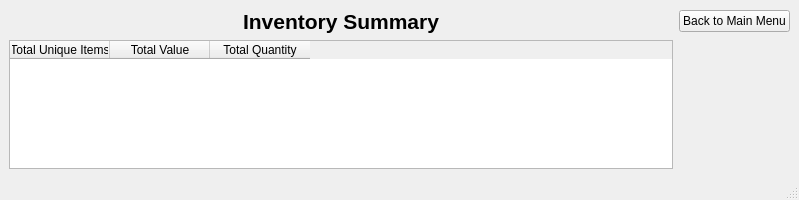
Before: the Qt Designer form GenerateInventorySummaryWindow.ui in himanshu53929/cppCodes, drawn with Qt 5.
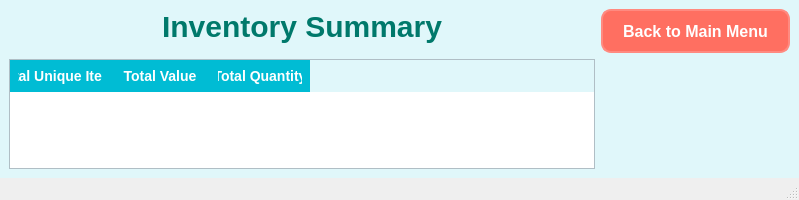
After: the same form once the commit is applied.

Patch:
```diff
--- a/GenerateInventorySummaryWindow.ui
+++ b/GenerateInventorySummaryWindow.ui
@@ -14,6 +14,143 @@
    <string>MainWindow</string>
   </property>
   <widget class="QWidget" name="centralwidget">
+   <property name="styleSheet">
+    <string notr="true">/* ---------- Main Window ---------- */
+QWidget {
+    background-color: #E0F7FA;  /* Soft mint teal */
+}
+
+/* ---------- Title Label ---------- */
+QLabel#label {
+    color: #00796B;                     /* Deep teal */
+    font-family: &quot;Segoe UI&quot;, sans-serif;
+    font-size: 30px;
+    font-weight: bold;
+    qproperty-alignment: AlignHCenter;
+}
+
+/* ---------- Field Labels ---------- */
+QLabel#label_2,
+QLabel#label_3,
+QLabel#label_4 {
+    color: #455A64;                     /* Slate gray */
+    font-family: &quot;Segoe UI&quot;, sans-serif;
+    font-size: 16px;
+    font-weight: 500;
+}
+
+/* ---------- QLineEdit Fields ---------- */
+QLineEdit {
+    background-color: #FFFFFF;
+    border: 2px solid #0288D1;          /* Cool blue border */
+    border-radius: 8px;
+    padding: 6px 10px;
+    font-size: 15px;
+    color: #333333;
+}
+QLineEdit:focus {
+    border: 2px solid #00BCD4;          /* Cyan highlight */
+    background-color: #F1F8E9;          /* Gentle focus tint */
+}
+QLineEdit:disabled {
+    background-color: #ECEFF1;
+    color: #90A4AE;
+}
+
+/* ---------- Back Button ---------- */
+QPushButton#back_button {
+    background-color: #FF6F61;          /* Coral pink */
+    color: #FFFFFF;
+    border: 2px solid #FF8A80;
+    border-radius: 10px;
+    padding: 10px 20px;
+    font-size: 16px;
+    font-weight: bold;
+    font-family: &quot;Segoe UI&quot;, sans-serif;
+    min-height: 20px;
+    min-width: 80px;
+}
+QPushButton#back_button:hover {
+    background-color: #E65C50;
+    border-color: #FFAB91;
+}
+QPushButton#back_button:pressed {
+    background-color: #CC4A3F;
+    padding-top: 3px;
+    padding-bottom: 3px;
+}
+
+/* ---------- Table Widget ---------- */
+QTableWidget {
+    background-color: #FFFFFF;
+    border: 1px solid #B0BEC5;
+    gridline-color: #CFD8DC;
+    color: #37474F;
+    font-family: &quot;Segoe UI&quot;, sans-serif;
+    font-size: 14px;
+    alternate-background-color: #F5F5F5;
+    selection-background-color: #B2EBF2;
+    selection-color: #000000;
+}
+QTableWidget::item {
+    padding: 6px;
+}
+QTableWidget::item:selected {
+    background-color: #B2EBF2;
+    color: #000000;
+}
+
+/* ---------- Table Headers ---------- */
+QHeaderView::section {
+    background-color: #00BCD4;  /* Cyan header */
+    color: #FFFFFF;
+    padding: 6px 8px;
+    border: none;
+    font-size: 14px;
+    font-weight: bold;
+    font-family: &quot;Segoe UI&quot;, sans-serif;
+}
+QHeaderView::section:hover {
+    background-color: #00ACC1;
+}
+QTableCornerButton::section {
+    background-color: #00BCD4;
+    border: none;
+}
+
+/* ---------- Scrollbars ---------- */
+QScrollBar:vertical {
+    background: transparent;
+    width: 10px;
+    margin: 2px;
+}
+QScrollBar::handle:vertical {
+    background: #B0BEC5;
+    min-height: 24px;
+    border-radius: 5px;
+}
+QScrollBar::handle:vertical:hover {
+    background: #90A4AE;
+}
+QScrollBar:horizontal {
+    background: transparent;
+    height: 10px;
+    margin: 2px;
+}
+QScrollBar::handle:horizontal {
+    background: #B0BEC5;
+    min-width: 24px;
+    border-radius: 5px;
+}
+QScrollBar::handle:horizontal:hover {
+    background: #90A4AE;
+}
+
+/* ---------- Label Shadow (only for generic labels) ---------- */
+QLabel:not(#label):not(#label_2):not(#label_3):not(#label_4) {
+    text-shadow: 1px 1px 2px #000000;
+}</string>
+   </property>
    <layout class="QGridLayout" name="gridLayout">
     <item row="1" column="0">
      <widget class="QTableWidget" name="table">
@@ -45,7 +182,8 @@
      <widget class="QLabel" name="label">
       <property name="font">
        <font>
-        <pointsize>16</pointsize>
+        <family>Segoe UI</family>
+        <pointsize>-1</pointsize>
         <bold>true</bold>
        </font>
       </property>
@@ -53,7 +191,7 @@
        <string>Inventory Summary</string>
       </property>
       <property name="alignment">
-       <set>Qt::AlignmentFlag::AlignCenter</set>
+       <set>Qt::AlignmentFlag::AlignHCenter</set>
       </property>
      </widget>
     </item>
```
